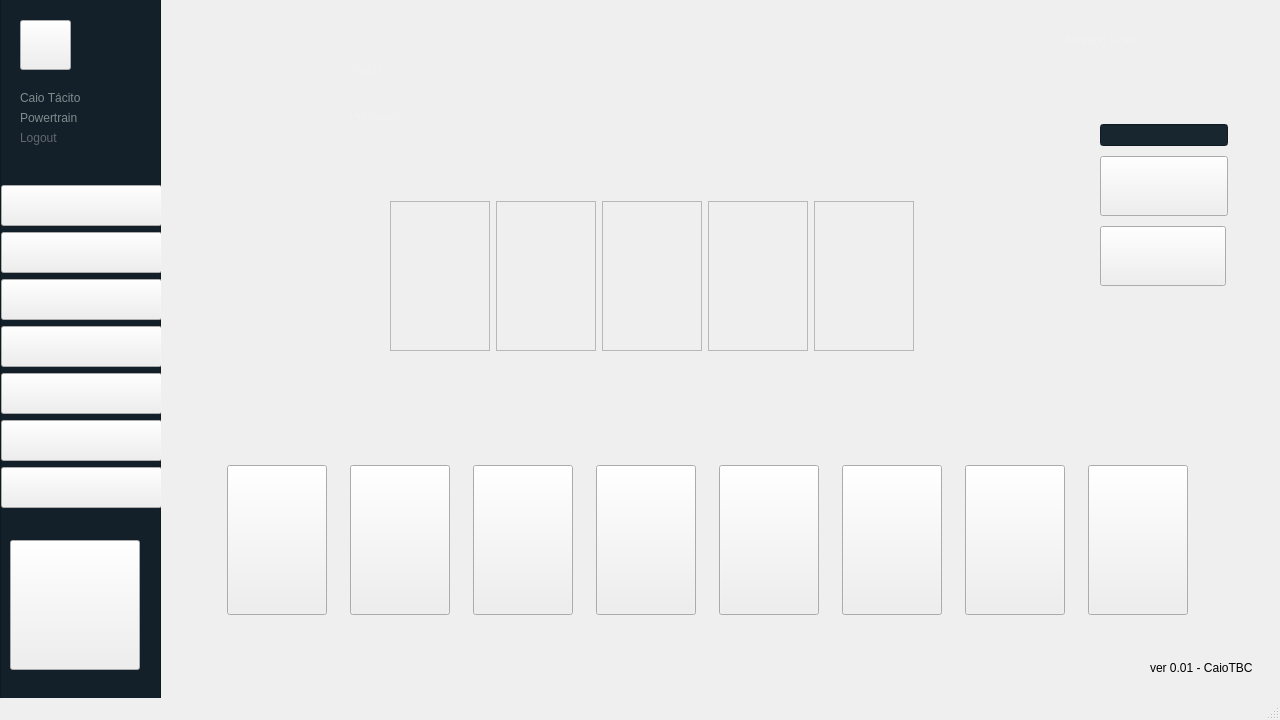
Above: mainwindow.ui from TelemeriaCheetah/Programa-GP before the change. Below: the same form after it.
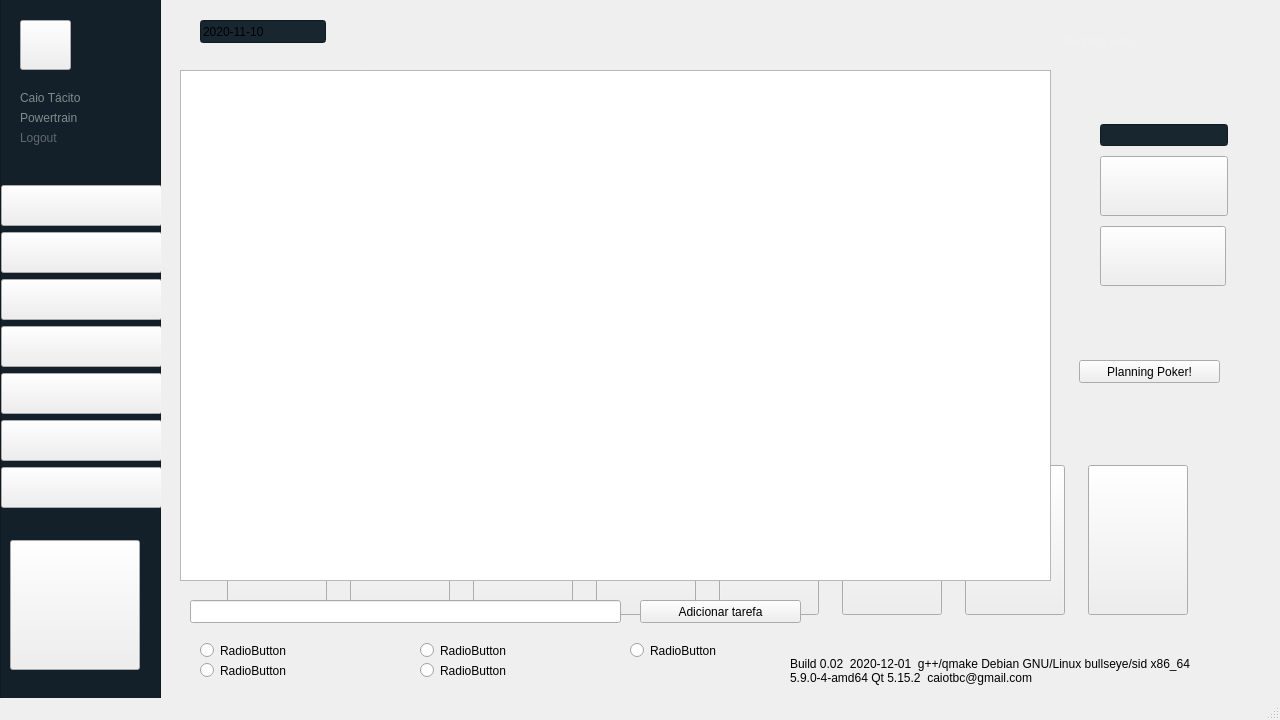
That is the form after the change. Icons and pictures are not drawn.

The edit to the form file:
```diff
--- a/mainwindow.ui
+++ b/mainwindow.ui
@@ -433,14 +433,15 @@
    <widget class="QLabel" name="label_3">
     <property name="geometry">
      <rect>
-      <x>1150</x>
-      <y>660</y>
-      <width>112</width>
-      <height>16</height>
+      <x>790</x>
+      <y>650</y>
+      <width>461</width>
+      <height>41</height>
      </rect>
     </property>
     <property name="text">
-     <string>ver 0.01 - CaioTBC</string>
+     <string>Build 0.02  2020-12-01  g++/qmake Debian GNU/Linux bullseye/sid x86_64
+5.9.0-4-amd64 Qt 5.15.2  caiotbc@gmail.com</string>
     </property>
    </widget>
    <widget class="QLabel" name="label_alerta">
@@ -959,6 +960,133 @@
      </item>
     </layout>
    </widget>
+   <widget class="QTableView" name="tabela_tarefas">
+    <property name="geometry">
+     <rect>
+      <x>180</x>
+      <y>70</y>
+      <width>871</width>
+      <height>511</height>
+     </rect>
+    </property>
+   </widget>
+   <widget class="QLineEdit" name="texto_data">
+    <property name="geometry">
+     <rect>
+      <x>200</x>
+      <y>20</y>
+      <width>126</width>
+      <height>23</height>
+     </rect>
+    </property>
+    <property name="styleSheet">
+     <string notr="true">background-color:rgb(24, 38, 48)</string>
+    </property>
+    <property name="text">
+     <string>2020-11-10</string>
+    </property>
+   </widget>
+   <widget class="QLineEdit" name="text_at_tarefa">
+    <property name="geometry">
+     <rect>
+      <x>190</x>
+      <y>600</y>
+      <width>431</width>
+      <height>23</height>
+     </rect>
+    </property>
+   </widget>
+   <widget class="QPushButton" name="btn_adicionar_tarefa">
+    <property name="geometry">
+     <rect>
+      <x>640</x>
+      <y>600</y>
+      <width>161</width>
+      <height>23</height>
+     </rect>
+    </property>
+    <property name="text">
+     <string>Adicionar tarefa</string>
+    </property>
+   </widget>
+   <widget class="QPushButton" name="btn_planejar">
+    <property name="geometry">
+     <rect>
+      <x>1079</x>
+      <y>360</y>
+      <width>141</width>
+      <height>23</height>
+     </rect>
+    </property>
+    <property name="text">
+     <string>Planning Poker!</string>
+    </property>
+   </widget>
+   <widget class="QRadioButton" name="radio_player_1">
+    <property name="geometry">
+     <rect>
+      <x>200</x>
+      <y>640</y>
+      <width>211</width>
+      <height>21</height>
+     </rect>
+    </property>
+    <property name="text">
+     <string>RadioButton</string>
+    </property>
+   </widget>
+   <widget class="QRadioButton" name="radio_player_2">
+    <property name="geometry">
+     <rect>
+      <x>200</x>
+      <y>660</y>
+      <width>201</width>
+      <height>21</height>
+     </rect>
+    </property>
+    <property name="text">
+     <string>RadioButton</string>
+    </property>
+   </widget>
+   <widget class="QRadioButton" name="radio_player_3">
+    <property name="geometry">
+     <rect>
+      <x>420</x>
+      <y>640</y>
+      <width>181</width>
+      <height>21</height>
+     </rect>
+    </property>
+    <property name="text">
+     <string>RadioButton</string>
+    </property>
+   </widget>
+   <widget class="QRadioButton" name="radio_player_4">
+    <property name="geometry">
+     <rect>
+      <x>420</x>
+      <y>660</y>
+      <width>211</width>
+      <height>21</height>
+     </rect>
+    </property>
+    <property name="text">
+     <string>RadioButton</string>
+    </property>
+   </widget>
+   <widget class="QRadioButton" name="radio_player_5">
+    <property name="geometry">
+     <rect>
+      <x>630</x>
+      <y>640</y>
+      <width>161</width>
+      <height>21</height>
+     </rect>
+    </property>
+    <property name="text">
+     <string>RadioButton</string>
+    </property>
+   </widget>
    <zorder>layoutWidget</zorder>
    <zorder>frame</zorder>
    <zorder>label_3</zorder>
@@ -967,6 +1095,16 @@
    <zorder>layoutWidget</zorder>
    <zorder>layoutWidget_2</zorder>
    <zorder>layoutWidget_3</zorder>
+   <zorder>tabela_tarefas</zorder>
+   <zorder>texto_data</zorder>
+   <zorder>text_at_tarefa</zorder>
+   <zorder>btn_adicionar_tarefa</zorder>
+   <zorder>btn_planejar</zorder>
+   <zorder>radio_player_1</zorder>
+   <zorder>radio_player_2</zorder>
+   <zorder>radio_player_3</zorder>
+   <zorder>radio_player_4</zorder>
+   <zorder>radio_player_5</zorder>
   </widget>
   <widget class="QMenuBar" name="menubar">
    <property name="geometry">
```
